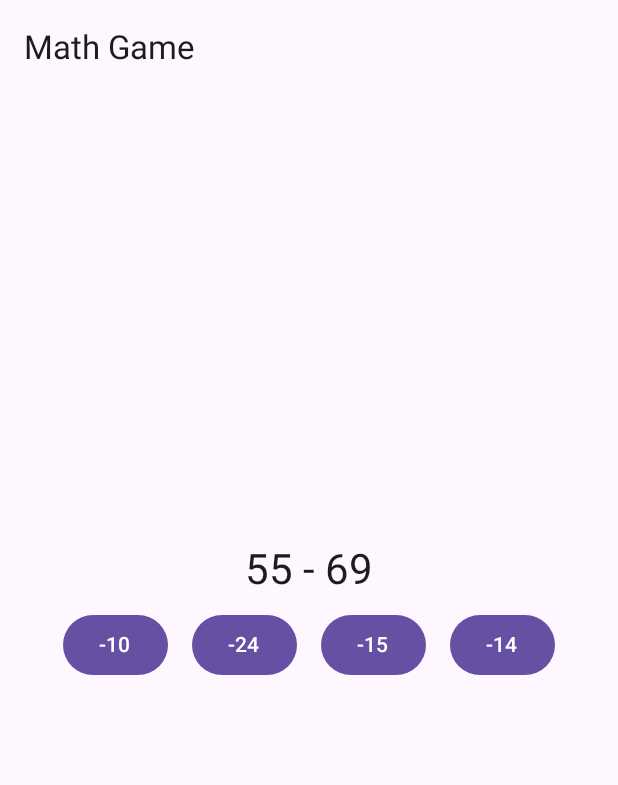
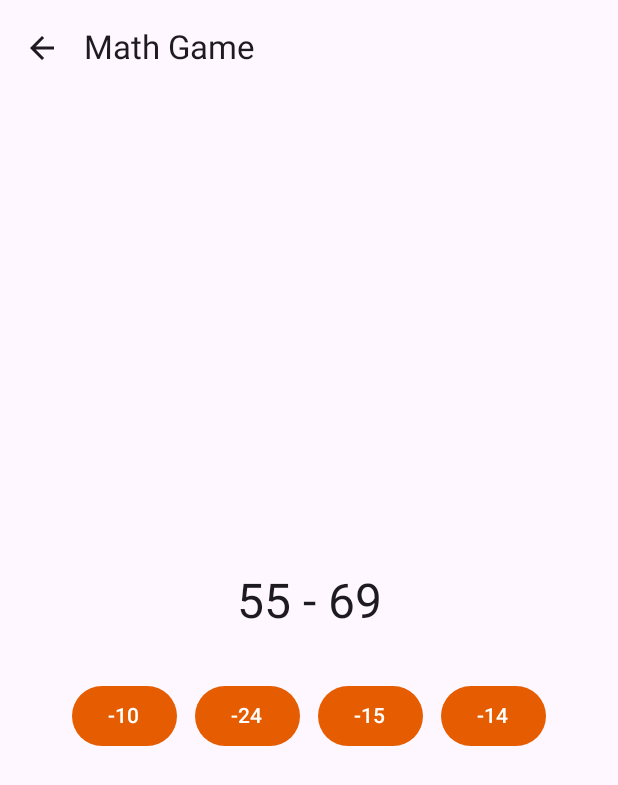
Before and after one commit to jcamilo1599/kotlin_math-game, an Android app built with Jetpack Compose: the screen it shows after launch (MainActivity), after a tap on "Subtraction", on a phone screen of 412 x 824 dp. Shown: the top 785 px of the screen. Run offline under Robolectric (Android 15) with nearby library versions, the phone set to English and light mode, and no system bars.

Commit message:
Refactorización de código y mejoras visuales

```diff
--- /dev/null
+++ b/app/src/main/java/com/faacil/mathgame/helpers/GenerateQuestionAndAnswers.kt
@@ -0,0 +1,42 @@
+package com.faacil.mathgame.helpers
+
+import com.faacil.mathgame.enums.CalculationType
+import com.faacil.mathgame.models.QuestionAndAnswers
+import kotlin.random.Random
+
+fun generateQuestionAndAnswers(
+    action: CalculationType,
+    firstNumber: Int,
+    secondNumber: Int
+): QuestionAndAnswers {
+    val correctAnswer: Int
+    val answers = mutableListOf<Int>()
+
+    when (action) {
+        CalculationType.ADDITION -> {
+            correctAnswer = firstNumber + secondNumber
+        }
+
+        CalculationType.SUBTRACTION -> {
+            correctAnswer = firstNumber - secondNumber
+        }
+
+        CalculationType.DIVISION -> {
+            correctAnswer = firstNumber / secondNumber
+        }
+
+        CalculationType.MULTIPLICATION -> {
+            correctAnswer = firstNumber * secondNumber
+        }
+    }
+
+    answers.add(correctAnswer)
+
+    while (answers.size < 4) {
+        val fakeAnswer = correctAnswer + Random.nextInt(-10, 10)
+        if (fakeAnswer !in answers) answers.add(fakeAnswer)
+    }
+
+    answers.shuffle()
+    return QuestionAndAnswers(firstNumber, secondNumber, correctAnswer, answers)
+}
--- /dev/null
+++ b/app/src/main/java/com/faacil/mathgame/helpers/GetOperationSign.kt
@@ -0,0 +1,10 @@
+package com.faacil.mathgame.helpers
+
+import com.faacil.mathgame.enums.CalculationType
+
+fun getOperationSign(action: CalculationType): String = when (action) {
+    CalculationType.ADDITION -> "+"
+    CalculationType.SUBTRACTION -> "-"
+    CalculationType.DIVISION -> "÷"
+    CalculationType.MULTIPLICATION -> "×"
+}
--- /dev/null
+++ b/app/src/main/java/com/faacil/mathgame/models/QuestionAndAnswers.kt
@@ -0,0 +1,8 @@
+package com.faacil.mathgame.models
+
+data class QuestionAndAnswers(
+    val first: Int,
+    val second: Int,
+    val correctAnswer: Int,
+    val answers: List<Int>
+)
--- a/app/src/main/java/com/faacil/mathgame/presentation/App.kt
+++ b/app/src/main/java/com/faacil/mathgame/presentation/App.kt
@@ -2,18 +2,22 @@ package com.faacil.mathgame.presentation
 
 import androidx.compose.foundation.layout.Column
 import androidx.compose.foundation.layout.fillMaxSize
+import androidx.compose.foundation.layout.padding
 import androidx.compose.material3.ExperimentalMaterial3Api
 import androidx.compose.material3.Scaffold
 import androidx.compose.material3.Text
 import androidx.compose.material3.TopAppBar
 import androidx.compose.runtime.Composable
+import androidx.compose.runtime.getValue
 import androidx.compose.ui.Modifier
 import androidx.navigation.NavType
 import androidx.navigation.compose.NavHost
 import androidx.navigation.compose.composable
+import androidx.navigation.compose.currentBackStackEntryAsState
 import androidx.navigation.compose.rememberNavController
 import androidx.navigation.navArgument
 import com.faacil.mathgame.enums.CalculationType
+import com.faacil.mathgame.presentation.common.atoms.topAppBarBackBtn
 import com.faacil.mathgame.presentation.pages.CalculationScreen
 import com.faacil.mathgame.presentation.pages.HomeScreen
 
@@ -22,12 +26,23 @@ import com.faacil.mathgame.presentation.pages.HomeScreen
 fun App() {
     val navController = rememberNavController()
 
+    // Usar el estado actual de backStackEntry para determinar la ruta activa
+    val backStackEntry by navController.currentBackStackEntryAsState()
+    val currentRoute = backStackEntry?.destination?.route
+
     Scaffold(
         topBar = {
-            TopAppBar(title = { Text("Math Game") })
+            TopAppBar(
+                title = { Text("Math Game") },
+                navigationIcon = topAppBarBackBtn(currentRoute, navController)
+            )
         }
     ) { innerPadding ->
-        Column(modifier = Modifier.fillMaxSize()) {
+        Column(
+            modifier = Modifier
+                .fillMaxSize()
+                .padding(innerPadding)
+        ) {
             NavHost(
                 navController = navController,
                 startDestination = "home",
--- /dev/null
+++ b/app/src/main/java/com/faacil/mathgame/presentation/common/atoms/OperationButton.kt
@@ -0,0 +1,22 @@
+package com.faacil.mathgame.presentation.common.atoms
+
+import androidx.compose.foundation.layout.fillMaxWidth
+import androidx.compose.foundation.layout.padding
+import androidx.compose.material3.Button
+import androidx.compose.material3.Text
+import androidx.compose.runtime.Composable
+import androidx.compose.ui.Modifier
+import androidx.compose.ui.unit.dp
+import androidx.navigation.NavController
+
+@Composable
+fun OperationButton(operation: String, navController: NavController) {
+    Button(
+        onClick = { navController.navigate("calculation/$operation") },
+        modifier = Modifier
+            .fillMaxWidth()
+            .padding(vertical = 4.dp)
+    ) {
+        Text(operation)
+    }
+}
--- /dev/null
+++ b/app/src/main/java/com/faacil/mathgame/presentation/common/atoms/TopAppBarBackBtn.kt
@@ -0,0 +1,24 @@
+package com.faacil.mathgame.presentation.common.atoms
+
+import androidx.compose.material.icons.Icons
+import androidx.compose.material.icons.filled.ArrowBack
+import androidx.compose.material3.Icon
+import androidx.compose.material3.IconButton
+import androidx.compose.runtime.Composable
+import androidx.navigation.NavHostController
+
+@Composable
+fun topAppBarBackBtn(
+    currentRoute: String?,
+    navController: NavHostController,
+): @Composable () -> Unit {
+    if (currentRoute?.startsWith("calculation") == true) {
+        return {
+            IconButton(onClick = { navController.navigateUp() }) {
+                Icon(Icons.Filled.ArrowBack, contentDescription = "Go back")
+            }
+        }
+    } else {
+        return {}
+    }
+}
--- /dev/null
+++ b/app/src/main/java/com/faacil/mathgame/presentation/common/organisms/WrapRow.kt
@@ -0,0 +1,71 @@
+package com.faacil.mathgame.presentation.common.organisms
+
+import androidx.compose.runtime.Composable
+import androidx.compose.ui.Modifier
+import androidx.compose.ui.layout.Layout
+import androidx.compose.ui.unit.Dp
+import androidx.compose.ui.unit.dp
+import kotlin.math.max
+
+@Composable
+fun WrapRow(
+    modifier: Modifier = Modifier,
+    spacing: Dp = 8.dp,
+    content: @Composable () -> Unit
+) {
+    Layout(
+        content = content,
+        modifier = modifier
+    ) { measurables, constraints ->
+        val rowConstraints = constraints.copy(minWidth = 0)
+        val placeables = measurables.map { it.measure(rowConstraints) }
+
+        var width = 0
+        var height = 0
+        var rowHeight = 0
+        val rowWidths = mutableListOf<Int>()
+        val rowHeights = mutableListOf<Int>()
+
+        // Primero, mide y acumula las anchuras y alturas de cada fila
+        placeables.forEach { placeable ->
+            if (width + placeable.width > constraints.maxWidth) {
+                rowWidths.add(width)
+                rowHeights.add(rowHeight)
+                height += rowHeight + spacing.roundToPx()
+                width = 0
+                rowHeight = 0
+            }
+
+            width += placeable.width + spacing.roundToPx()
+            rowHeight = max(rowHeight, placeable.height)
+        }
+
+        // Añade la última fila
+        rowWidths.add(width)
+        rowHeights.add(rowHeight)
+        height += rowHeight
+
+        // Posiciona los elementos centrados en cada fila
+        layout(constraints.maxWidth, height) {
+            var rowIndex = 0
+            width = 0
+            height = 0
+
+            placeables.forEachIndexed { index, placeable ->
+                // Si este elemento es el inicio de una nueva fila, resetea el ancho y aumenta la
+                // altura
+                if (index > 0 && width + placeable.width > constraints.maxWidth) {
+                    height += rowHeights[rowIndex] + spacing.roundToPx()
+                    width = 0
+                    rowIndex++
+                }
+
+                // Calcula el desplazamiento x para centrar la fila
+                val rowWidth = rowWidths[rowIndex]
+                val xOffset = (constraints.maxWidth - rowWidth) / 2 + width
+                placeable.placeRelative(x = xOffset, y = height)
+                width += placeable.width + spacing.roundToPx()
+            }
+        }
+    }
+}
--- a/app/src/main/java/com/faacil/mathgame/presentation/pages/CalculationScreen.kt
+++ b/app/src/main/java/com/faacil/mathgame/presentation/pages/CalculationScreen.kt
@@ -1,28 +1,45 @@
 package com.faacil.mathgame.presentation.pages
 
-import androidx.compose.runtime.*
-import androidx.compose.foundation.layout.*
+import androidx.compose.foundation.layout.Arrangement
+import androidx.compose.foundation.layout.Column
+import androidx.compose.foundation.layout.Spacer
+import androidx.compose.foundation.layout.fillMaxSize
+import androidx.compose.foundation.layout.height
+import androidx.compose.foundation.layout.padding
 import androidx.compose.material3.Button
 import androidx.compose.material3.MaterialTheme
 import androidx.compose.material3.Text
+import androidx.compose.runtime.Composable
+import androidx.compose.runtime.LaunchedEffect
+import androidx.compose.runtime.getValue
+import androidx.compose.runtime.mutableIntStateOf
+import androidx.compose.runtime.mutableStateListOf
+import androidx.compose.runtime.mutableStateOf
+import androidx.compose.runtime.remember
+import androidx.compose.runtime.setValue
 import androidx.compose.ui.Alignment
 import androidx.compose.ui.Modifier
 import androidx.compose.ui.unit.dp
 import com.faacil.mathgame.enums.CalculationType
+import com.faacil.mathgame.helpers.generateQuestionAndAnswers
+import com.faacil.mathgame.helpers.getOperationSign
+import com.faacil.mathgame.presentation.common.organisms.WrapRow
 import kotlin.random.Random
 
 @Composable
 fun CalculationScreen(title: String, action: CalculationType) {
-    var firstNumber by remember { mutableStateOf(0) }
-    var secondNumber by remember { mutableStateOf(0) }
-    var correctAnswer by remember { mutableStateOf(0) }
-    var userAnswer by remember { mutableStateOf(0) }
+    var firstNumber by remember { mutableIntStateOf(0) }
+    var secondNumber by remember { mutableIntStateOf(0) }
+    var correctAnswer by remember { mutableIntStateOf(0) }
+    var userAnswer by remember { mutableIntStateOf(0) }
     var isCorrect by remember { mutableStateOf(false) }
     var isFirstAttempt by remember { mutableStateOf(true) }
     val answers = remember { mutableStateListOf<Int>() }
-    var questionTrigger by remember { mutableStateOf(0) } // Nuevo estado para controlar la generación de preguntas
 
-    // Ahora `LaunchedEffect` se dispara por cambios en `action` o `questionTrigger`
+    // Controla la generación de preguntas
+    var questionTrigger by remember { mutableIntStateOf(0) }
+
+    // Se ejecuta por cambios en `action` o `questionTrigger`
     LaunchedEffect(key1 = action, key2 = questionTrigger) {
         firstNumber = Random.nextInt(1, 101)
         secondNumber = Random.nextInt(1, 101)
@@ -36,33 +53,40 @@ fun CalculationScreen(title: String, action: CalculationType) {
     Column(
         modifier = Modifier
             .fillMaxSize()
-            .padding(16.dp),
+            .padding(14.dp),
         horizontalAlignment = Alignment.CenterHorizontally,
         verticalArrangement = Arrangement.Center
     ) {
         Text(
             "$firstNumber ${getOperationSign(action)} $secondNumber",
-            style = MaterialTheme.typography.headlineMedium
+            style = MaterialTheme.typography.headlineLarge
         )
-        Row {
+
+        Spacer(modifier = Modifier.height(26.dp))
+
+        WrapRow(spacing = 0.dp) {
             answers.forEach { answer ->
                 Button(
                     onClick = {
                         userAnswer = answer
                         isCorrect = answer == correctAnswer
                         isFirstAttempt = false
+
                         if (isCorrect) {
-                            // Incrementa el contador para generar una nueva pregunta
                             questionTrigger += 1
                         }
                     },
-                    modifier = Modifier.padding(8.dp)
-                ) {
-                    Text("$answer")
-                }
+                    modifier = Modifier.padding(6.dp),
+                    content = {
+                        Text(text = answer.toString())
+                    }
+                )
             }
         }
+
         if (!isFirstAttempt) {
+            Spacer(modifier = Modifier.height(16.dp))
+
             Text(
                 if (isCorrect) "Correct!" else "Try again!",
                 style = MaterialTheme.typography.bodyLarge
@@ -70,52 +94,3 @@ fun CalculationScreen(title: String, action: CalculationType) {
         }
     }
 }
-
-fun generateQuestionAndAnswers(
-    action: CalculationType,
-    firstNumber: Int,
-    secondNumber: Int
-): QuestionAndAnswers {
-    val correctAnswer: Int
-    val answers = mutableListOf<Int>()
-
-    when (action) {
-        CalculationType.ADDITION -> {
-            correctAnswer = firstNumber + secondNumber
-        }
-
-        CalculationType.SUBTRACTION -> {
-            correctAnswer = firstNumber - secondNumber
-        }
-
-        CalculationType.DIVISION -> {
-            correctAnswer = firstNumber / secondNumber
-        }
-
-        CalculationType.MULTIPLICATION -> {
-            correctAnswer = firstNumber * secondNumber
-        }
-    }
-    answers.add(correctAnswer)
-    while (answers.size < 4) {
-        val fakeAnswer = correctAnswer + Random.nextInt(-10, 10)
-        if (fakeAnswer !in answers) answers.add(fakeAnswer)
-    }
-    answers.shuffle()
-
-    return QuestionAndAnswers(firstNumber, secondNumber, correctAnswer, answers)
-}
-
-data class QuestionAndAnswers(
-    val first: Int,
-    val second: Int,
-    val correctAnswer: Int,
-    val answers: List<Int>
-)
-
-fun getOperationSign(action: CalculationType): String = when (action) {
-    CalculationType.ADDITION -> "+"
-    CalculationType.SUBTRACTION -> "-"
-    CalculationType.DIVISION -> "÷"
-    CalculationType.MULTIPLICATION -> "×"
-}
--- a/app/src/main/java/com/faacil/mathgame/presentation/pages/HomeScreen.kt
+++ b/app/src/main/java/com/faacil/mathgame/presentation/pages/HomeScreen.kt
@@ -1,7 +1,6 @@
 package com.faacil.mathgame.presentation.pages
 
 import androidx.compose.foundation.layout.*
-import androidx.compose.material3.Button
 import androidx.compose.material3.MaterialTheme
 import androidx.compose.material3.Text
 import androidx.compose.runtime.Composable
@@ -9,13 +8,14 @@ import androidx.compose.ui.Alignment
 import androidx.compose.ui.Modifier
 import androidx.compose.ui.unit.dp
 import androidx.navigation.NavController
+import com.faacil.mathgame.presentation.common.atoms.OperationButton
 
 @Composable
 fun HomeScreen(navController: NavController) {
     Column(
         modifier = Modifier
             .fillMaxSize()
-            .padding(16.dp),
+            .padding(14.dp),
         verticalArrangement = Arrangement.Center,
         horizontalAlignment = Alignment.CenterHorizontally
     ) {
@@ -27,15 +27,3 @@ fun HomeScreen(navController: NavController) {
         OperationButton("Division", navController)
     }
 }
-
-@Composable
-fun OperationButton(operation: String, navController: NavController) {
-    Button(
-        onClick = { navController.navigate("calculation/$operation") },
-        modifier = Modifier
-            .fillMaxWidth()
-            .padding(vertical = 8.dp)
-    ) {
-        Text(operation)
-    }
-}
--- a/app/src/main/java/com/faacil/mathgame/ui/theme/Color.kt
+++ b/app/src/main/java/com/faacil/mathgame/ui/theme/Color.kt
@@ -2,10 +2,10 @@ package com.faacil.mathgame.ui.theme
 
 import androidx.compose.ui.graphics.Color
 
-val Purple80 = Color(0xFFD0BCFF)
-val PurpleGrey80 = Color(0xFFCCC2DC)
-val Pink80 = Color(0xFFEFB8C8)
+val Orange80 = Color(0xFFFFCCB3)
+val OrangeGrey80 = Color(0xFFE8BFA6)
+val Peach80 = Color(0xFFFFD1AA)
 
-val Purple40 = Color(0xFF6650a4)
-val PurpleGrey40 = Color(0xFF625b71)
-val Pink40 = Color(0xFF7D5260)
+val Orange40 = Color(0xFFE55D00)
+val OrangeGrey40 = Color(0xFFC47E5A)
+val Peach40 = Color(0xFFD8734D)
--- a/app/src/main/java/com/faacil/mathgame/ui/theme/Theme.kt
+++ b/app/src/main/java/com/faacil/mathgame/ui/theme/Theme.kt
@@ -16,25 +16,15 @@ import androidx.compose.ui.platform.LocalView
 import androidx.core.view.WindowCompat
 
 private val DarkColorScheme = darkColorScheme(
-    primary = Purple80,
-    secondary = PurpleGrey80,
-    tertiary = Pink80
+    primary = Orange80,
+    secondary = OrangeGrey80,
+    tertiary = Peach80
 )
 
 private val LightColorScheme = lightColorScheme(
-    primary = Purple40,
-    secondary = PurpleGrey40,
-    tertiary = Pink40
-
-    /* Other default colors to override
-    background = Color(0xFFFFFBFE),
-    surface = Color(0xFFFFFBFE),
-    onPrimary = Color.White,
-    onSecondary = Color.White,
-    onTertiary = Color.White,
-    onBackground = Color(0xFF1C1B1F),
-    onSurface = Color(0xFF1C1B1F),
-    */
+    primary = Orange40,
+    secondary = OrangeGrey40,
+    tertiary = Peach40
 )
 
 @Composable
```
Also changed, not shown: 1 other file.
